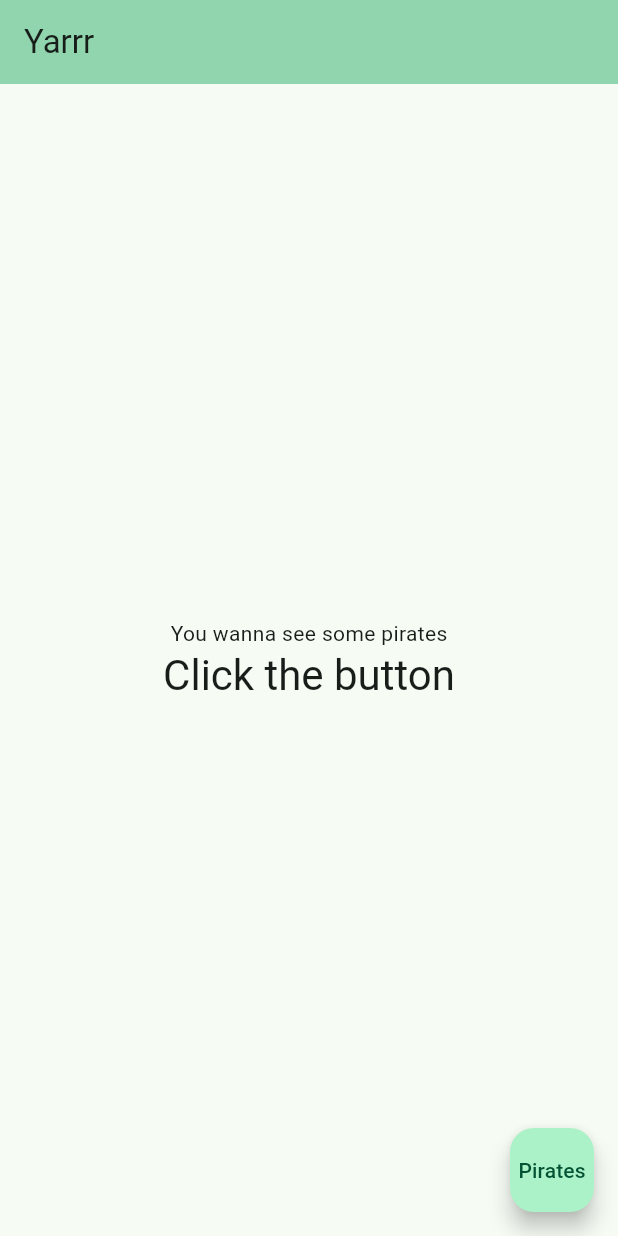
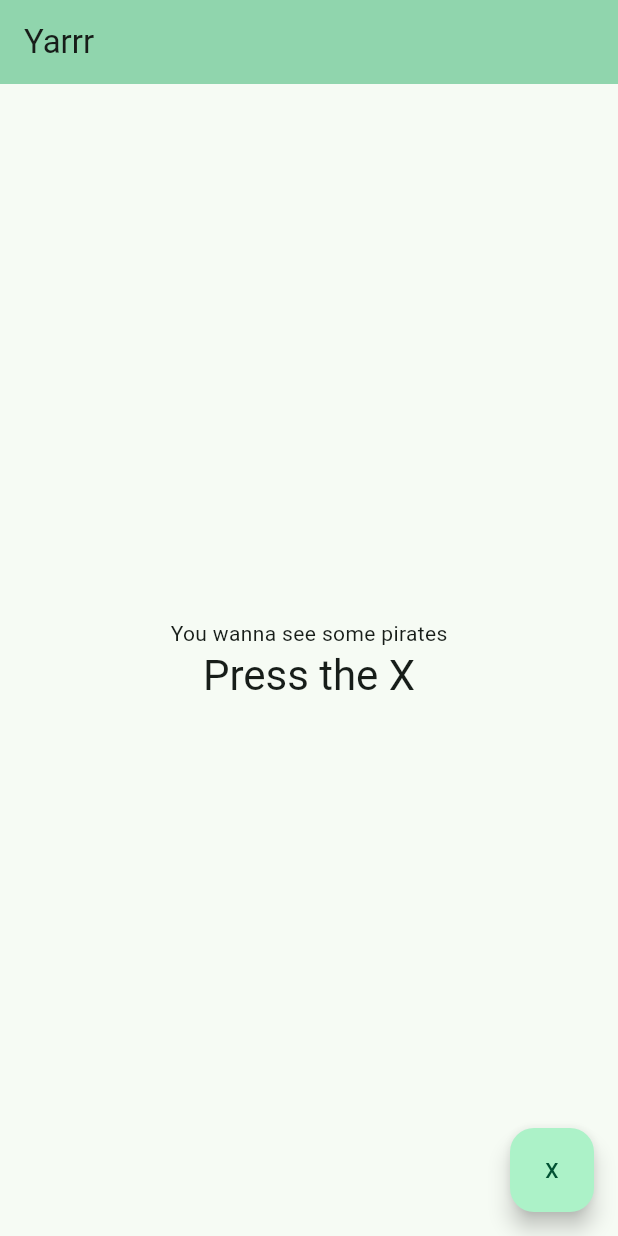
Before and after one commit to poooootiful/Mobilt_java23_Johanna_Pettersson_Flutter_v_2, a Flutter app: the screen it shows after launch, on a phone screen of 412 x 824 dp. Run offline on Flutter 3.47's test engine with Material 3 defaults, Android fonts, the light colour scheme and no system bars.

Commit message:
Update main.dart

```diff
--- a/lib/main.dart
+++ b/lib/main.dart
@@ -57,7 +57,7 @@
               'You wanna see some pirates',
             ),
             Text(
-              'Click the button',
+              'Press the X',
               style: Theme.of(context).textTheme.headlineMedium,
             ),
           ],
@@ -66,7 +66,7 @@
       floatingActionButton: FloatingActionButton(
         onPressed: _page2,
         tooltip: 'Move',
-        child: const Text('Pirates'),
+        child: const Text('X'),
       ), // This trailing comma makes auto-formatting nicer for build methods.
     );
   }
```
